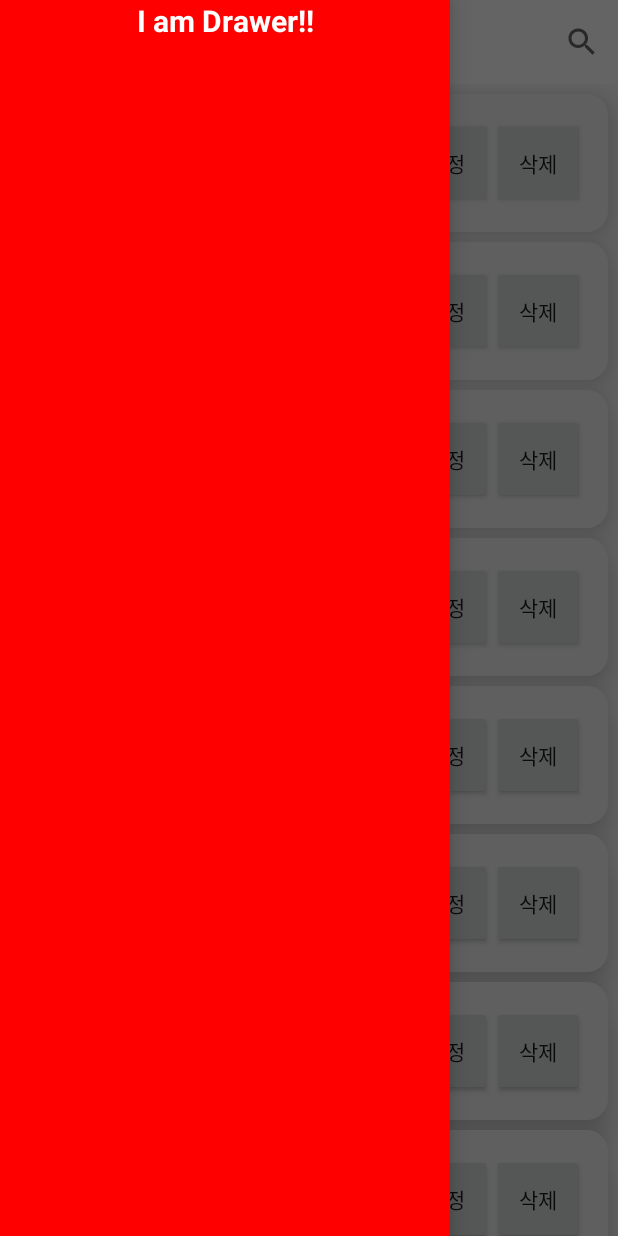
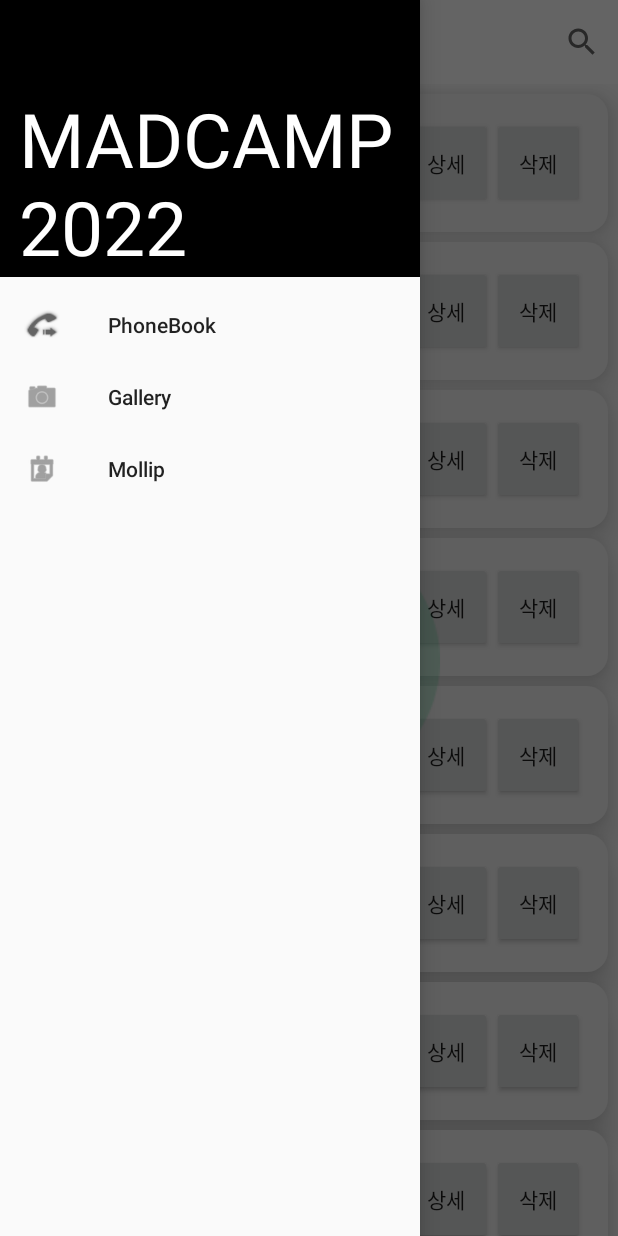
Before and after one commit to leeyjwinter/android-1st-week, an Android app: the screen it shows after launch (MainActivity), with the side drawer open, on a phone screen of 412 x 824 dp. Run offline under Robolectric (Android 15) with nearby library versions, the phone set to English and light mode, and no system bars; libraries missing offline, so code that uses them is left out: com.github.mikephil.charting.

Commit message:
Merge remote-tracking branch 'origin/master'

```diff
--- a/app/build.gradle
+++ b/app/build.gradle
@@ -52,7 +52,9 @@ dependencies {
     implementation 'androidx.fragment:fragment-ktx:1.4.1'
     implementation 'com.github.PhilJay:MPAndroidChart:v3.1.0'
     implementation 'androidx.preference:preference-ktx:1.2.0'
+    implementation 'androidx.drawerlayout:drawerlayout:1.1.1'
     testImplementation 'junit:junit:4.13.2'
     androidTestImplementation 'androidx.test.ext:junit:1.1.3'
     androidTestImplementation 'androidx.test.espresso:espresso-core:3.4.0'
+
 }
--- a/app/src/main/java/com/example/ch11_jetpack/TwoFragment.kt
+++ b/app/src/main/java/com/example/ch11_jetpack/TwoFragment.kt
@@ -31,7 +31,6 @@ class TwoFragment : Fragment() {
     private val binding get() = _binding!!
 
     private lateinit var memoryCache: LruCache<String, Bitmap>
-
     override fun onCreateView(
         inflater: LayoutInflater, container: ViewGroup?,
         savedInstanceState: Bundle?
--- a/app/src/main/res/layout/activity_main.xml
+++ b/app/src/main/res/layout/activity_main.xml
@@ -1,5 +1,6 @@
 <?xml version="1.0" encoding="utf-8"?>
 <androidx.drawerlayout.widget.DrawerLayout xmlns:android="http://schemas.android.com/apk/res/android"
+    xmlns:app="http://schemas.android.com/apk/res-auto"
     android:id="@+id/drawer"
     android:layout_width="match_parent"
     android:layout_height="match_parent"
@@ -22,15 +23,11 @@
             android:layout_height="match_parent" />
     </LinearLayout>
 
-    <TextView
-        android:layout_width="300dp"
+    <com.google.android.material.navigation.NavigationView
+        android:id="@+id/main_drawer_view"
+        android:layout_width="wrap_content"
         android:layout_height="match_parent"
         android:layout_gravity="start"
-        android:background="#FF0000"
-        android:fitsSystemWindows="true"
-        android:gravity="center_horizontal"
-        android:text="I am Drawer!!"
-        android:textColor="#FFFFFF"
-        android:textSize="20dp"
-        android:textStyle="bold" />
+        app:headerLayout="@layout/navigation_header"
+        app:menu="@menu/menu_navigation"/>
 </androidx.drawerlayout.widget.DrawerLayout>
--- a/app/src/main/res/layout/activity_modify_number.xml
+++ b/app/src/main/res/layout/activity_modify_number.xml
@@ -5,5 +5,4 @@
     android:layout_width="match_parent"
     android:layout_height="match_parent"
     tools:context=".ModifyNumberActivity">
-
 </androidx.constraintlayout.widget.ConstraintLayout>
--- a/app/src/main/res/layout/fragment_two.xml
+++ b/app/src/main/res/layout/fragment_two.xml
@@ -1,5 +1,6 @@
 <?xml version="1.0" encoding="utf-8"?>
 <androidx.constraintlayout.widget.ConstraintLayout xmlns:android="http://schemas.android.com/apk/res/android"
+    android:id="@+id/secondFragmentView"
     xmlns:app="http://schemas.android.com/apk/res-auto"
     xmlns:tools="http://schemas.android.com/tools"
     android:layout_width="match_parent"
--- a/app/src/main/res/layout/item_recyclerview.xml
+++ b/app/src/main/res/layout/item_recyclerview.xml
@@ -84,7 +84,7 @@
             android:id="@+id/alterButton"
             android:layout_width="0dp"
             android:layout_height="match_parent"
-            android:text="수정"
+            android:text="상세"
             android:layout_weight="1"/>
 
         <Button
--- /dev/null
+++ b/app/src/main/res/layout/navigation_header.xml
@@ -0,0 +1,13 @@
+<?xml version="1.0" encoding="utf-8"?>
+<androidx.constraintlayout.widget.ConstraintLayout xmlns:android="http://schemas.android.com/apk/res/android"
+    android:layout_width="match_parent"
+    android:layout_height="match_parent">
+
+    <TextView
+        android:layout_width="match_parent"
+        android:layout_height="match_parent"
+        android:textSize="50dp"
+        android:text="\n MADCAMP\n 2022"
+        android:textColor="@color/white"
+        android:background="@color/black"/>
+</androidx.constraintlayout.widget.ConstraintLayout>
--- /dev/null
+++ b/app/src/main/res/menu/menu_navigation.xml
@@ -0,0 +1,27 @@
+<?xml version="1.0" encoding="utf-8"?>
+<menu xmlns:android="http://schemas.android.com/apk/res/android"
+    xmlns:app="http://schemas.android.com/apk/res-auto">
+
+    <group android:checkableBehavior="single">
+        <item
+            android:id="@+id/first_menu"
+            android:title="PhoneBook"
+            android:icon="@android:drawable/stat_sys_phone_call_forward"
+            app:showAsAction="ifRoom|withText"/>
+
+        <item
+            android:id="@+id/second_menu"
+            android:title="Gallery"
+            android:icon="@android:drawable/ic_menu_camera"
+            app:showAsAction="ifRoom|withText"/>
+
+        <item
+            android:id="@+id/third_menu"
+            android:title="Mollip"
+            android:icon="@android:drawable/ic_menu_my_calendar"
+            app:showAsAction="ifRoom|withText"/>
+
+
+    </group>
+
+</menu>
```
Also changed, not shown: app/src/main/java/com/example/ch11_jetpack/MainActivity.kt (+39 -2 lines), app/src/main/java/com/example/ch11_jetpack/ModifyNumberActivity.kt (+40 -8 lines), app/src/main/res/layout/phone_modify.xml (+7 -1 lines).
